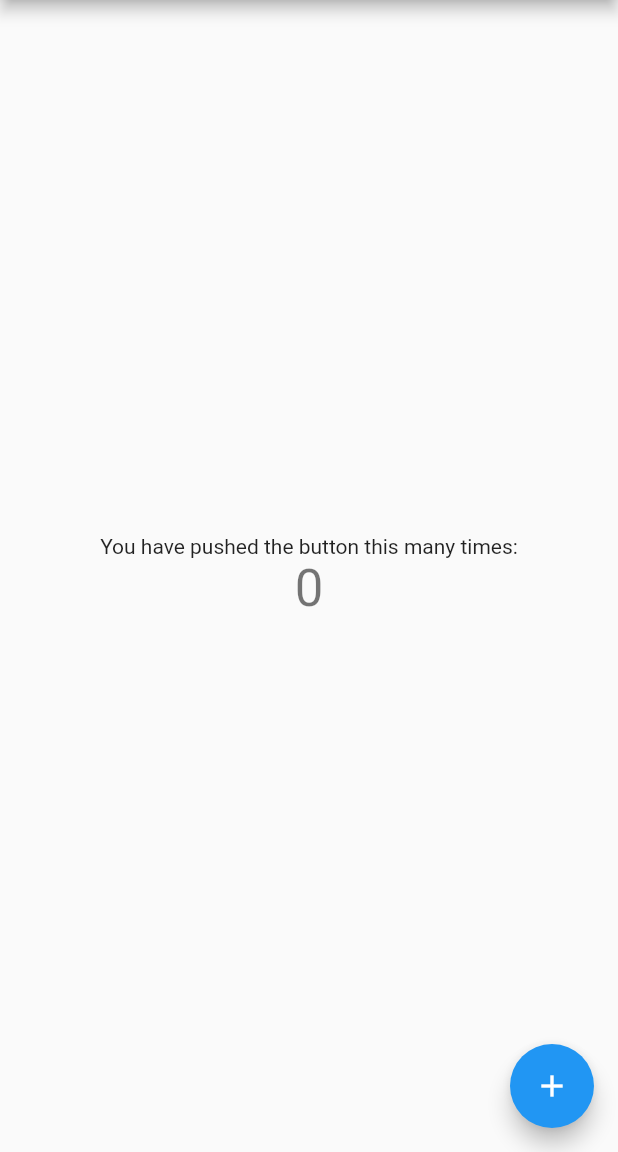
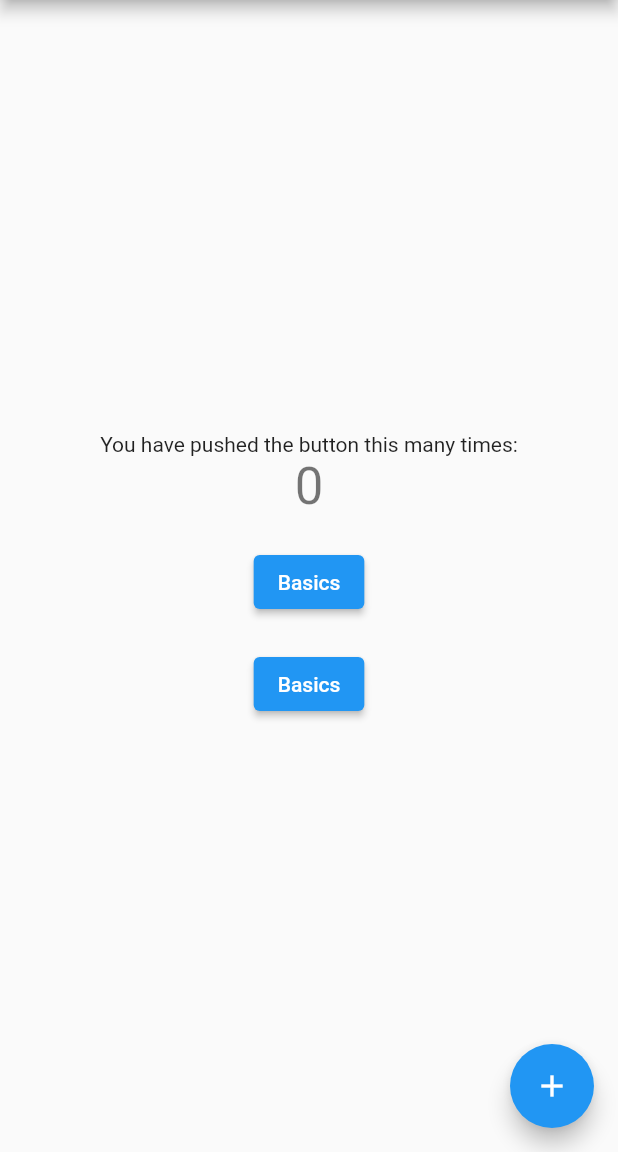
Before and after one commit to osamhack2021/APP_Geubyang_Jikimi_RT, a Flutter app: the screen it shows after launch, on a phone screen of 412 x 824 dp, the part 84-1236 px from its top. Run offline on Flutter 3.47's test engine with Material 2 defaults, Android fonts, the phone set to English and light mode, and no system bars.

Commit message:
make two button

```diff
--- a/APP/app/lib/main.dart
+++ b/APP/app/lib/main.dart
@@ -102,6 +102,22 @@ class _MyHomePageState extends State<MyHomePage> {
               '$_counter',
               style: Theme.of(context).textTheme.headline4,
             ),
+          const SizedBox(height: 20.0),
+            ElevatedButton(
+              child: Text('Basics'),
+              onPressed: () => Navigator.push(
+                context,
+                MaterialPageRoute(builder: (_) => TableBasicsExample()),
+              ),
+            ),
+          const SizedBox(height: 20.0),
+            ElevatedButton(
+              child: Text('Basics'),
+              onPressed: () => Navigator.push(
+                context,
+                MaterialPageRoute(builder: (_) => TableBasicsExample()),
+              ),
+            ),
           ],
         ),
       ),
```
